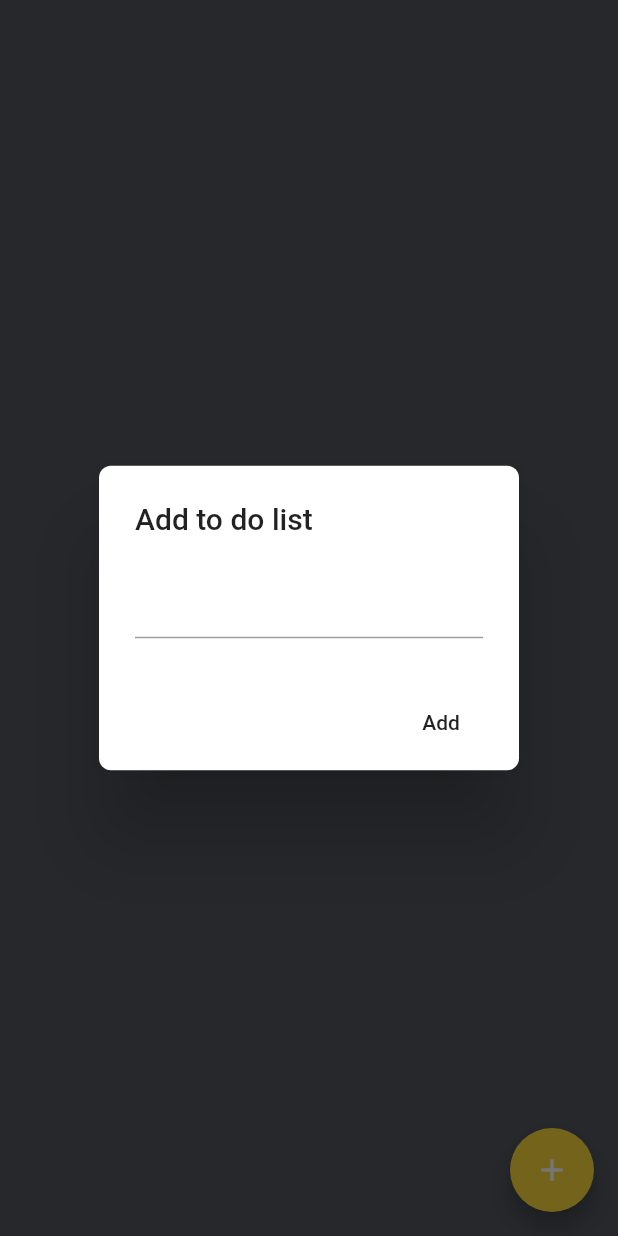
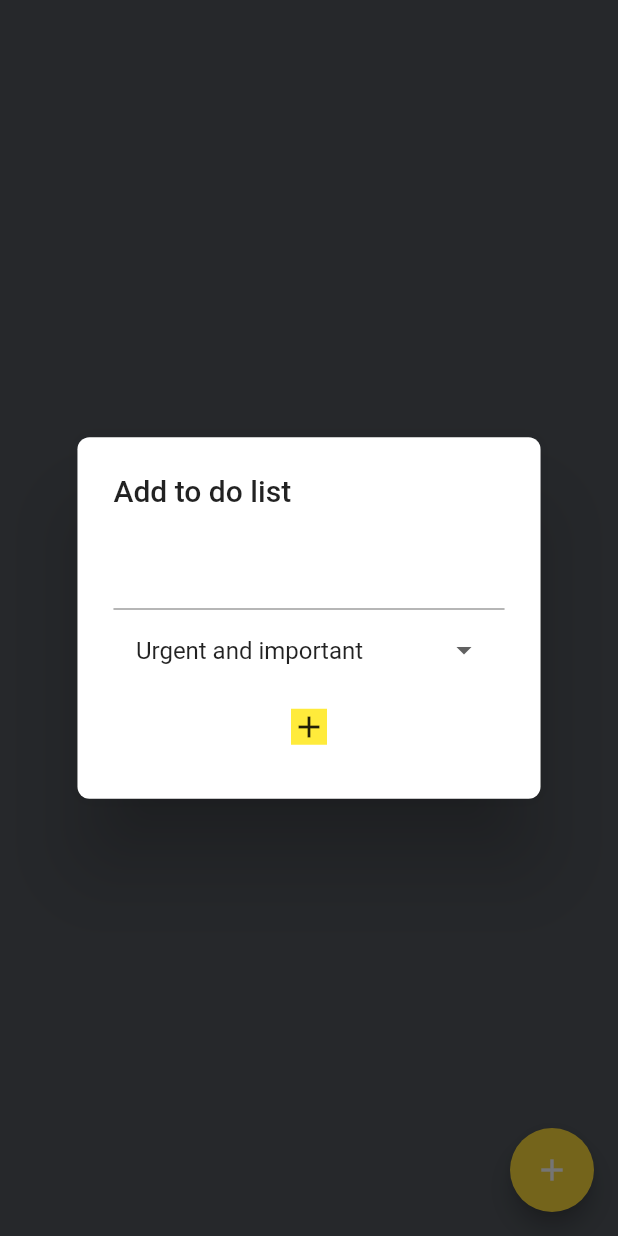
Before and after one commit to chawitW/routiner_make_your_day, a Flutter app: the ToDoRoute screen opened directly, after a tap on the "add" icon, on a phone screen of 412 x 824 dp. Run offline on Flutter 3.47's test engine with Material 2 defaults, Android fonts, the phone set to English and light mode, and no system bars; our stand-ins replace cloud_firestore, firebase_core, table_calendar; accounts and stored records are empty.

```diff
--- a/lib/to_do_screen.dart
+++ b/lib/to_do_screen.dart
@@ -13,12 +13,30 @@ class ToDoRoute extends StatefulWidget {
 
 class _ToDoRouteState extends State<ToDoRoute> {
   String input = "";
+  String priority;
+  var priority_index;
+  List listMatrix = [
+    "Urgent and important",
+    "Not urgent and important",
+    "Urgent and not important",
+    "Not urgent and not important"
+  ];
+
+  @override
+  void initState() {
+    priority = listMatrix.first;
+    super.initState();
+  }
 
   createTodos() {
     DocumentReference documentReference =
         FirebaseFirestore.instance.collection("MyTodos").doc(input);
 
-    Map<String, String> todos = {"todoTitle": input};
+    Map<String, String> todos = {
+      "todoTitle": input,
+      "todoPriority": priority,
+      "todoPriority_index" : priority_index.toString(),
+    };
 
     documentReference.set(todos).whenComplete(() {
       print("$input created");
@@ -42,27 +60,81 @@ class _ToDoRouteState extends State<ToDoRoute> {
         floatingActionButton: FloatingActionButton(
           backgroundColor: Color(0xffFDDB3A),
           onPressed: () {
+            priority = listMatrix.first;
             showDialog(
                 context: context,
                 builder: (BuildContext context) {
+                  return StatefulBuilder(
+                    builder: (context, setState) {
+                      // var height = MediaQuery.of(context).size.height;
+                      // var width = MediaQuery.of(context).size.width;
                       return AlertDialog(
                         shape: RoundedRectangleBorder(
                             borderRadius: BorderRadius.circular(8)),
                         title: Text("Add to do list"),
-                    content: TextField(
+                        content: Container(
+                          // height: height*0.22,
+                          child: Column(
+                            mainAxisSize: MainAxisSize.min,
+                            children: [
+                              TextField(
                                 onChanged: (String value) {
                                   input = value;
                                 },
                               ),
-                    actions: <Widget>[
+                              Container(
+                                margin: EdgeInsets.all(15.0),
+                                child: DropdownButtonHideUnderline(
+                                  child: DropdownButton(
+                                      isExpanded: true,
+                                      // hint: Text("Choose"),
+                                      value: priority,
+                                      isDense: true,
+                                      onChanged: (newValue) {
+                                        setState(() {
+                                          priority = newValue;
+                                        });
+                                        print(priority);
+                                      },
+                                      items: listMatrix.map((valueItem) {
+                                        return DropdownMenuItem<String>(
+                                          value: valueItem,
+                                          child: Text(valueItem),
+                                        );
+                                      }).toList()),
+                                ),
+                              ),
+                              Row(
+                                mainAxisAlignment:
+                                    MainAxisAlignment.spaceEvenly,
+                                children: <Widget>[
                                   FlatButton(
                                       onPressed: () {
+                                        if (priority == listMatrix[0]) {
+                                          priority_index = 1;
+                                        } else if (priority == listMatrix[1]) {
+                                          priority_index = 2;
+                                        } else if (priority == listMatrix[2]) {
+                                          priority_index = 3;
+                                        } else if (priority == listMatrix[3]) {
+                                          priority_index = 4;
+                                        } else {
+                                          priority_index = 0;
+                                        }
                                         createTodos();
                                         Navigator.of(context).pop();
                                       },
-                        child: Text("Add"),
-                      )
+                                      child: Container(
+                                        color: Colors.yellow,
+                                        child: Icon(Icons.add),
+                                      )),
                                 ],
+                              ),
+                            ],
+                          ),
+                        ),
+                      );
+                    },
                   );
                 });
           },
@@ -73,10 +145,10 @@ class _ToDoRouteState extends State<ToDoRoute> {
         ),
         body: Container(
           // color: Color(0xffF6F4E6),
-          margin: EdgeInsets.only(left:8.0, top:4.0,right:8.0,bottom:4.0),
+          margin: EdgeInsets.only(left: 8.0, top: 4.0, right: 8.0, bottom: 4.0),
           child: StreamBuilder(
               stream:
-                FirebaseFirestore.instance.collection("MyTodos").snapshots(),
+                  FirebaseFirestore.instance.collection("MyTodos").orderBy("todoPriority_index").snapshots(),
               builder: (context, snapshots) {
                 return ListView.builder(
                     shrinkWrap: true,
@@ -90,7 +162,19 @@ class _ToDoRouteState extends State<ToDoRoute> {
                         },
                         key: Key(documentSnapshot["todoTitle"]),
                         child: Card(
-                        color: Color(0xffF6F4E6),
+                          color:
+                              documentSnapshot["todoPriority"] == listMatrix[0]
+                                  ? Color(0xffFA7F72)
+                                  : documentSnapshot["todoPriority"] ==
+                                          listMatrix[1]
+                                      ? Color(0xff7FDBDA)
+                                      : documentSnapshot["todoPriority"] ==
+                                              listMatrix[2]
+                                          ? Color(0xff8675A9)
+                                          : documentSnapshot["todoPriority"] ==
+                                                  listMatrix[3]
+                                              ? Color(0xffADE498)
+                                              : Color(0xffF6F4E6),
                           elevation: 4,
                           margin: EdgeInsets.all(2),
                           shape: RoundedRectangleBorder(
@@ -108,8 +192,7 @@ class _ToDoRouteState extends State<ToDoRoute> {
                       );
                     });
               }),
-        )
-      );
+        ));
   }
 }
 
```
Lines whose indentation alone changed are shown as unchanged.
